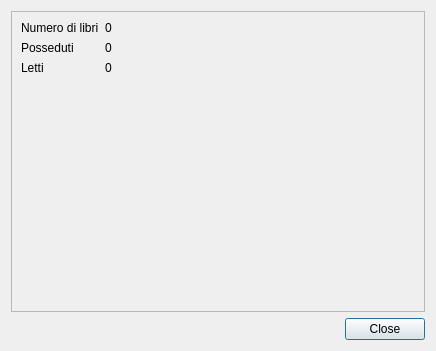
Above: ui/Statistics.ui from giovortu/Urania before the change. Below: the same form after it.
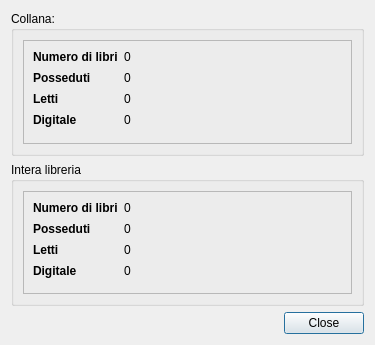
That is the form after the change.

Commit message: Improvements Added 'digital' field

What changed in the file:
```diff
--- a/ui/Statistics.ui
+++ b/ui/Statistics.ui
@@ -6,35 +6,28 @@
    <rect>
     <x>0</x>
     <y>0</y>
-    <width>436</width>
-    <height>351</height>
+    <width>375</width>
+    <height>345</height>
    </rect>
   </property>
   <property name="windowTitle">
    <string>Dialog</string>
   </property>
   <layout class="QGridLayout" name="gridLayout">
-   <item row="1" column="1">
+   <item row="2" column="1">
     <widget class="QPushButton" name="pushButton">
      <property name="text">
       <string>Close</string>
      </property>
     </widget>
    </item>
-   <item row="1" column="0">
-    <spacer name="horizontalSpacer">
-     <property name="orientation">
-      <enum>Qt::Horizontal</enum>
-     </property>
-     <property name="sizeHint" stdset="0">
-      <size>
-       <width>40</width>
-       <height>20</height>
-      </size>
-     </property>
-    </spacer>
-   </item>
    <item row="0" column="0" colspan="2">
+    <widget class="QGroupBox" name="groupBox">
+     <property name="title">
+      <string>Collana:</string>
+     </property>
+     <layout class="QHBoxLayout" name="horizontalLayout">
+      <item>
     <widget class="QFrame" name="frame">
      <property name="frameShape">
       <enum>QFrame::StyledPanel</enum>
@@ -42,12 +35,23 @@
      <property name="frameShadow">
       <enum>QFrame::Raised</enum>
      </property>
-     <layout class="QFormLayout" name="formLayout">
+        <layout class="QFormLayout" name="formLayout_2">
       <item row="0" column="0">
        <widget class="QLabel" name="label">
+           <property name="font">
+            <font>
+             <bold>true</bold>
+            </font>
+           </property>
         <property name="text">
          <string>Numero di libri</string>
         </property>
+           <property name="margin">
+            <number>0</number>
+           </property>
+           <property name="indent">
+            <number>0</number>
+           </property>
        </widget>
       </item>
       <item row="0" column="1">
@@ -59,9 +63,26 @@
       </item>
       <item row="1" column="0">
        <widget class="QLabel" name="label_3">
+           <property name="minimumSize">
+            <size>
+             <width>0</width>
+             <height>15</height>
+            </size>
+           </property>
+           <property name="font">
+            <font>
+             <bold>true</bold>
+            </font>
+           </property>
         <property name="text">
          <string>Posseduti</string>
         </property>
+           <property name="margin">
+            <number>0</number>
+           </property>
+           <property name="indent">
+            <number>0</number>
+           </property>
        </widget>
       </item>
       <item row="1" column="1">
@@ -73,9 +94,26 @@
       </item>
       <item row="2" column="0">
        <widget class="QLabel" name="label_5">
+           <property name="minimumSize">
+            <size>
+             <width>0</width>
+             <height>15</height>
+            </size>
+           </property>
+           <property name="font">
+            <font>
+             <bold>true</bold>
+            </font>
+           </property>
         <property name="text">
          <string>Letti</string>
         </property>
+           <property name="margin">
+            <number>0</number>
+           </property>
+           <property name="indent">
+            <number>0</number>
+           </property>
        </widget>
       </item>
       <item row="2" column="1">
@@ -83,6 +121,192 @@
         <property name="text">
          <string>0</string>
         </property>
+          </widget>
+         </item>
+         <item row="3" column="0">
+          <widget class="QLabel" name="label_6">
+           <property name="minimumSize">
+            <size>
+             <width>0</width>
+             <height>15</height>
+            </size>
+           </property>
+           <property name="font">
+            <font>
+             <bold>true</bold>
+            </font>
+           </property>
+           <property name="text">
+            <string>Digitale</string>
+           </property>
+           <property name="margin">
+            <number>0</number>
+           </property>
+           <property name="indent">
+            <number>0</number>
+           </property>
+          </widget>
+         </item>
+         <item row="3" column="1">
+          <widget class="QLabel" name="numDigital">
+           <property name="text">
+            <string>0</string>
+           </property>
+          </widget>
+         </item>
+        </layout>
+       </widget>
+      </item>
+     </layout>
+    </widget>
+   </item>
+   <item row="2" column="0">
+    <spacer name="horizontalSpacer">
+     <property name="orientation">
+      <enum>Qt::Horizontal</enum>
+     </property>
+     <property name="sizeHint" stdset="0">
+      <size>
+       <width>40</width>
+       <height>20</height>
+      </size>
+     </property>
+    </spacer>
+   </item>
+   <item row="1" column="0" colspan="2">
+    <widget class="QGroupBox" name="groupBox_2">
+     <property name="title">
+      <string>Intera libreria</string>
+     </property>
+     <layout class="QHBoxLayout" name="horizontalLayout_2">
+      <item>
+       <widget class="QFrame" name="frame_2">
+        <property name="frameShape">
+         <enum>QFrame::StyledPanel</enum>
+        </property>
+        <property name="frameShadow">
+         <enum>QFrame::Raised</enum>
+        </property>
+        <layout class="QFormLayout" name="formLayout">
+         <item row="0" column="0">
+          <widget class="QLabel" name="label_2">
+           <property name="font">
+            <font>
+             <bold>true</bold>
+            </font>
+           </property>
+           <property name="text">
+            <string>Numero di libri</string>
+           </property>
+           <property name="margin">
+            <number>0</number>
+           </property>
+           <property name="indent">
+            <number>0</number>
+           </property>
+          </widget>
+         </item>
+         <item row="0" column="1">
+          <widget class="QLabel" name="numBooks_2">
+           <property name="text">
+            <string>0</string>
+           </property>
+          </widget>
+         </item>
+         <item row="1" column="0">
+          <widget class="QLabel" name="label_4">
+           <property name="minimumSize">
+            <size>
+             <width>0</width>
+             <height>15</height>
+            </size>
+           </property>
+           <property name="font">
+            <font>
+             <bold>true</bold>
+            </font>
+           </property>
+           <property name="text">
+            <string>Posseduti</string>
+           </property>
+           <property name="margin">
+            <number>0</number>
+           </property>
+           <property name="indent">
+            <number>0</number>
+           </property>
+          </widget>
+         </item>
+         <item row="1" column="1">
+          <widget class="QLabel" name="numOwned_2">
+           <property name="text">
+            <string>0</string>
+           </property>
+          </widget>
+         </item>
+         <item row="2" column="0">
+          <widget class="QLabel" name="label_7">
+           <property name="minimumSize">
+            <size>
+             <width>0</width>
+             <height>15</height>
+            </size>
+           </property>
+           <property name="font">
+            <font>
+             <bold>true</bold>
+            </font>
+           </property>
+           <property name="text">
+            <string>Letti</string>
+           </property>
+           <property name="margin">
+            <number>0</number>
+           </property>
+           <property name="indent">
+            <number>0</number>
+           </property>
+          </widget>
+         </item>
+         <item row="2" column="1">
+          <widget class="QLabel" name="numRead_2">
+           <property name="text">
+            <string>0</string>
+           </property>
+          </widget>
+         </item>
+         <item row="3" column="0">
+          <widget class="QLabel" name="label_8">
+           <property name="minimumSize">
+            <size>
+             <width>0</width>
+             <height>15</height>
+            </size>
+           </property>
+           <property name="font">
+            <font>
+             <bold>true</bold>
+            </font>
+           </property>
+           <property name="text">
+            <string>Digitale</string>
+           </property>
+           <property name="margin">
+            <number>0</number>
+           </property>
+           <property name="indent">
+            <number>0</number>
+           </property>
+          </widget>
+         </item>
+         <item row="3" column="1">
+          <widget class="QLabel" name="numDigital_2">
+           <property name="text">
+            <string>0</string>
+           </property>
+          </widget>
+         </item>
+        </layout>
        </widget>
       </item>
      </layout>
```
Lines whose indentation alone changed are shown as unchanged. The commit also changes 17 other files.
